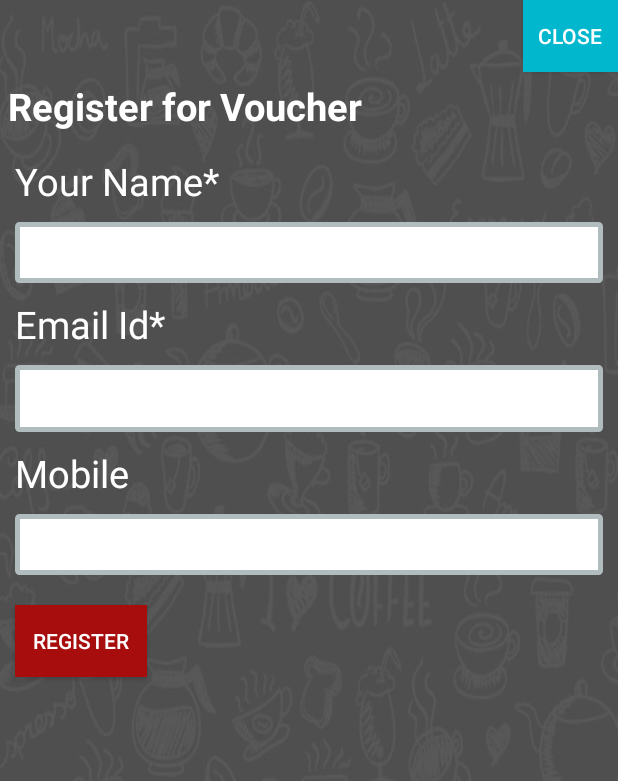
After one commit to AzaharSheikh/BrewawebonlineApp, an Android app: the RegisterFormActivity screen opened directly, with no data from a screen before it, on a phone screen of 412 x 824 dp. The commit adds this screen. Shown: the top 781 px of the screen. Run offline under Robolectric (Android 15) with nearby library versions, the phone set to English and light mode, and no system bars.

Commit message:
register form linked

```diff
--- a/app/build.gradle
+++ b/app/build.gradle
@@ -27,11 +27,6 @@ dependencies {
     compile files('libs/volley.jar')
     compile 'com.google.firebase:firebase-messaging:9.0.1'
 
-    compile 'com.google.android.gms:play-services-maps:9.0.1'
-          compile fileTree(include: ['*.jar'], dir: 'libs')
-        testCompile 'junit:junit:4.12'
-        compile 'com.android.support:appcompat-v7:24.2.1'
-        compile 'com.google.android.gms:play-services-maps:9.4.0'
     }
 
 
--- /dev/null
+++ b/app/src/main/java/com/thoughtinteract/brewawebonlineapp/Activities/RegisterFormActivity.java
@@ -0,0 +1,40 @@
+package com.thoughtinteract.brewawebonlineapp.Activities;
+
+import android.app.Activity;
+import android.os.Bundle;
+import android.support.annotation.Nullable;
+import android.support.v7.app.AppCompatActivity;
+import android.view.View;
+import android.widget.Button;
+
+import com.thoughtinteract.brewawebonlineapp.R;
+
+/**
+ * Created by AzaharSheikh on 26-09-2016.
+ */
+public class RegisterFormActivity extends Activity {
+    Button bt_close;
+    @Override
+    protected void onCreate(@Nullable Bundle savedInstanceState) {
+        super.onCreate(savedInstanceState);
+        setContentView(R.layout.reg_form);
+        bt_close=(Button)findViewById(R.id.bt_close);
+        bt_close.setOnClickListener(new View.OnClickListener() {
+            @Override
+            public void onClick(View v) {
+                RegisterFormActivity.this.overridePendingTransition(R.anim.left_to_right,
+                        R.anim.right_to_left);
+                finish();
+            }
+        });
+
+    }
+
+    @Override
+    public void onBackPressed() {
+        super.onBackPressed();
+        overridePendingTransition(R.anim.left_to_right,
+                R.anim.right_to_left);
+        finish();
+    }
+}
--- /dev/null
+++ b/app/src/main/res/anim/left_to_right.xml
@@ -0,0 +1,6 @@
+<set xmlns:android="http://schemas.android.com/apk/res/android"
+    android:shareInterpolator="false">
+    <translate android:fromXDelta="100%" android:toXDelta="0%"
+        android:fromYDelta="0%" android:toYDelta="0%"
+        android:duration="1000"/>
+</set>
--- /dev/null
+++ b/app/src/main/res/anim/right_to_left.xml
@@ -0,0 +1,7 @@
+<set xmlns:android="http://schemas.android.com/apk/res/android"
+    android:shareInterpolator="false">
+    <translate
+        android:fromXDelta="0%" android:toXDelta="100%"
+        android:fromYDelta="0%" android:toYDelta="0%"
+        android:duration="1000" />
+</set>
--- a/app/src/main/res/layout/contact.xml
+++ b/app/src/main/res/layout/contact.xml
@@ -70,11 +70,11 @@
 
         </LinearLayout>
 
-        <fragment
+      <!--  <fragment
             android:id="@+id/map"
             android:name="com.google.android.gms.maps.MapFragment"
             android:layout_width="match_parent"
-            android:layout_height="match_parent"/>
+            android:layout_height="match_parent"/>-->
 
     </LinearLayout>
 </LinearLayout>
--- a/app/src/main/res/layout/reg_form.xml
+++ b/app/src/main/res/layout/reg_form.xml
@@ -47,6 +47,8 @@
 
                 <EditText
                     android:layout_width="match_parent"
+                    android:layout_marginRight="10dp"
+                    android:layout_marginLeft="10dp"
                     android:layout_height="wrap_content"
                     android:id="@+id/ed_yourname"
                     android:layout_alignBottom="@+id/textView6"
@@ -72,6 +74,8 @@
                     android:layout_width="match_parent"
                     android:layout_height="wrap_content"
                     android:inputType="textEmailAddress"
+                    android:layout_marginRight="10dp"
+                    android:layout_marginLeft="10dp"
                     android:id="@+id/ed_emailid"
                     android:padding="10dp"
                     android:background="@drawable/layout_border"/>
@@ -90,6 +94,8 @@
                     android:layout_width="match_parent"
                     android:layout_height="wrap_content"
                     android:inputType="phone"
+                    android:layout_marginRight="10dp"
+                    android:layout_marginLeft="10dp"
                     android:ems="10"
                     android:id="@+id/editText4"
                     android:layout_below="@+id/ed_mobile"
@@ -102,6 +108,8 @@
                 <Button
                     android:layout_width="wrap_content"
                     android:layout_height="wrap_content"
+                    android:layout_marginRight="10dp"
+                    android:layout_marginLeft="10dp"
                     android:text="Register"
                     android:id="@+id/bt_register"
                     android:textColor="@color/white"
--- a/app/src/main/res/values/strings.xml
+++ b/app/src/main/res/values/strings.xml
@@ -1,6 +1,7 @@
 <resources>
     <string name="app_name">Brew-A-Web</string>
     <string name="product_details">Product Details</string>
+    <string name="RegisterForm">Register Form</string>
     <string name="navigation_drawer_open">Open navigation drawer</string>
     <string name="navigation_drawer_close">Close navigation drawer</string>
     <string name="action_settings">Settings</string>
```
Also changed, not shown: app/src/main/AndroidManifest.xml (+7 -6 lines), app/src/main/java/com/thoughtinteract/brewawebonlineapp/Activities/AppCompatActivity.java (deleted, +0 -11 lines), app/src/main/java/com/thoughtinteract/brewawebonlineapp/Fragments/ContactUsFragment.java (+4 -4 lines), app/src/main/java/com/thoughtinteract/brewawebonlineapp/Fragments/HomeFragment.java (+22 -8 lines), app/src/main/java/com/thoughtinteract/brewawebonlineapp/Fragments/MapFragment.java (deleted, +0 -66 lines), app/src/main/res/layout/header.xml (+5 -4 lines).
